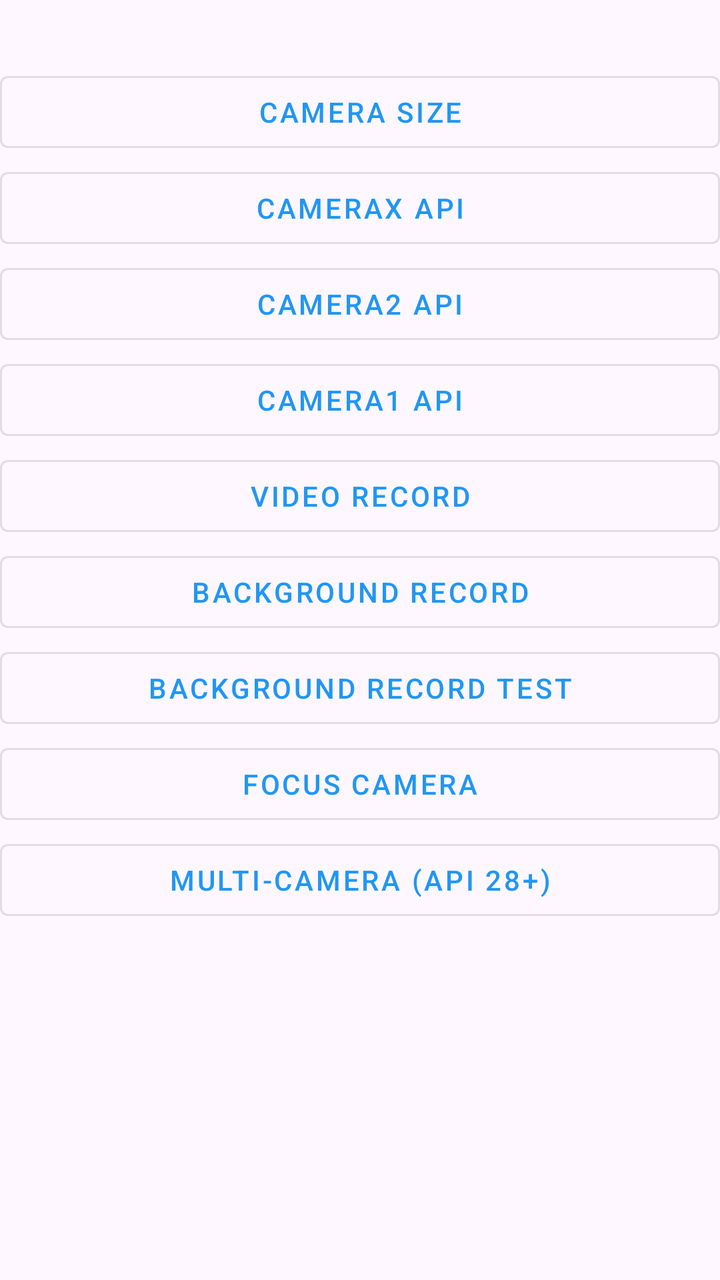
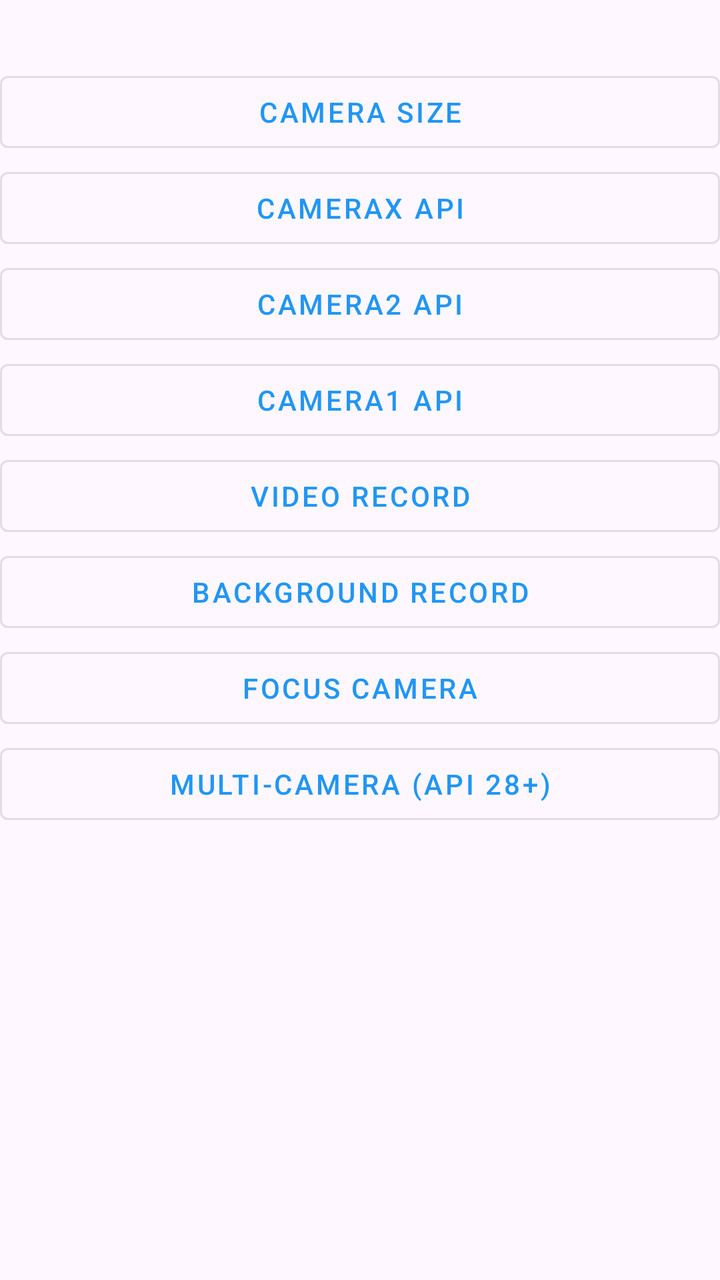

An Android layout rendered at two revisions. The XML below is the earlier revision; the diff shows what the commit changed to produce the second picture.
<!-- AndroidManifest.xml: application theme Theme.MyCamera -->
<!-- res/layout/act_main.xml -->
<?xml version="1.0" encoding="utf-8"?>
<androidx.constraintlayout.widget.ConstraintLayout xmlns:android="http://schemas.android.com/apk/res/android"
    xmlns:app="http://schemas.android.com/apk/res-auto"
    xmlns:tools="http://schemas.android.com/tools"
    android:id="@+id/main"
    android:layout_width="match_parent"
    android:layout_height="match_parent"
    tools:context=".MainAct">

    <androidx.core.widget.NestedScrollView
        android:layout_width="match_parent"
        android:layout_height="match_parent">
        <LinearLayout
            android:layout_width="match_parent"
            android:layout_height="match_parent"
            android:orientation="vertical">

            <TextView
                android:visibility="gone"
                android:id="@+id/titleTextView"
                android:layout_width="match_parent"
                android:layout_height="wrap_content"
                android:text="My Camera App"
                android:textSize="24sp"
                android:textStyle="bold"
                app:layout_constraintTop_toTopOf="parent"
                app:layout_constraintStart_toStartOf="parent"
                app:layout_constraintEnd_toEndOf="parent"/>

            <Button
                android:id="@+id/camera_size"
                android:layout_width="match_parent"
                android:layout_height="wrap_content"
                android:text="Camera Size"
                app:layout_constraintTop_toBottomOf="@id/titleTextView"
                app:layout_constraintStart_toStartOf="parent"
                app:layout_constraintEnd_toEndOf="parent"
                android:layout_marginTop="32dp"
                style="@style/Widget.MaterialComponents.Button.OutlinedButton"/>

            <Button
                android:id="@+id/camera_x"
                android:layout_width="match_parent"
                android:layout_height="wrap_content"
                android:text="CameraX API"
                app:layout_constraintTop_toBottomOf="@id/camera_size"
                app:layout_constraintStart_toStartOf="parent"
                app:layout_constraintEnd_toEndOf="parent"
                style="@style/Widget.MaterialComponents.Button.OutlinedButton"/>

            <Button
                android:id="@+id/camera2_api"
                android:layout_width="match_parent"
                android:layout_height="wrap_content"
                android:text="Camera2 API"
                app:layout_constraintTop_toBottomOf="@id/camera_x"
                app:layout_constraintStart_toStartOf="parent"
                app:layout_constraintEnd_toEndOf="parent"
                style="@style/Widget.MaterialComponents.Button.OutlinedButton"/>

            <Button
                android:id="@+id/camera_api"
                android:layout_width="match_parent"
                android:layout_height="wrap_content"
                android:text="Camera1 API"
                app:layout_constraintTop_toBottomOf="@id/camera2_api"
                app:layout_constraintStart_toStartOf="parent"
                app:layout_constraintEnd_toEndOf="parent"
                style="@style/Widget.MaterialComponents.Button.OutlinedButton"/>

            <Button
                android:id="@+id/video_record_button"
                android:layout_width="match_parent"
                android:layout_height="wrap_content"
                android:text="@string/video_record"
                app:layout_constraintTop_toBottomOf="@id/camera_api"
                app:layout_constraintStart_toStartOf="parent"
                app:layout_constraintEnd_toEndOf="parent"
                style="@style/Widget.MaterialComponents.Button.OutlinedButton"/>



            <Button
                android:id="@+id/background_record"
                android:layout_width="match_parent"
                android:layout_height="wrap_content"
                android:text="@string/background_record"
                app:layout_constraintTop_toBottomOf="@id/video_record_button"
                app:layout_constraintStart_toStartOf="parent"
                app:layout_constraintEnd_toEndOf="parent"
                style="@style/Widget.MaterialComponents.Button.OutlinedButton"/>

            <Button
                android:id="@+id/background_record_test"
                android:layout_width="match_parent"
                android:layout_height="wrap_content"
                android:text="Background Record Test"
                app:layout_constraintTop_toBottomOf="@id/background_record"
                app:layout_constraintStart_toStartOf="parent"
                app:layout_constraintEnd_toEndOf="parent"
                style="@style/Widget.MaterialComponents.Button.OutlinedButton"/>
            
            <Button
                android:id="@+id/focus_camera_button"
                android:layout_width="match_parent"
                android:layout_height="wrap_content"
                android:text="Focus Camera"
                app:layout_constraintTop_toBottomOf="@id/background_record_test"
                app:layout_constraintStart_toStartOf="parent"
                app:layout_constraintEnd_toEndOf="parent"
                style="@style/Widget.MaterialComponents.Button.OutlinedButton"/>
            
            <Button
                android:id="@+id/multi_camera_button"
                android:layout_width="match_parent"
                android:layout_height="wrap_content"
                android:text="Multi-Camera (API 28+)"
                app:layout_constraintTop_toBottomOf="@id/focus_camera_button"
                app:layout_constraintStart_toStartOf="parent"
                app:layout_constraintEnd_toEndOf="parent"
                style="@style/Widget.MaterialComponents.Button.OutlinedButton"/>
            
        </LinearLayout>
    </androidx.core.widget.NestedScrollView>
</androidx.constraintlayout.widget.ConstraintLayout>
<!-- resources referenced by this layout -->
<resources>
  <string name="background_record">Background Record</string>
  <string name="video_record">Video Record</string>
  <style name="Theme.MyCamera" parent="Base.Theme.MyCamera" />
  <style name="Base.Theme.MyCamera" parent="Theme.Material3.DayNight.NoActionBar">
          
          <item name="colorPrimary">@color/camera_primary</item>
          <item name="colorPrimaryDark">@color/camera_primary_dark</item>
          <item name="colorAccent">@color/camera_accent</item>
  
          
          <item name="android:windowFullscreen">true</item>
          <item name="android:windowContentOverlay">@null</item>
          <item name="android:windowTranslucentStatus">true</item>
          <item name="android:windowTranslucentNavigation">true</item>
  
          
          <item name="android:keepScreenOn">true</item>
      </style>
  <color name="camera_primary">#2196F3</color>
  <color name="camera_primary_dark">#1976D2</color>
  <color name="camera_accent">#FF4081</color>
</resources>

<!-- the commit's change to res/layout/act_main.xml (unified diff, before → after) -->
@@ -91,6 +91,7 @@
                 style="@style/Widget.MaterialComponents.Button.OutlinedButton"/>
 
             <Button
+                android:visibility="gone"
                 android:id="@+id/background_record_test"
                 android:layout_width="match_parent"
                 android:layout_height="wrap_content"
